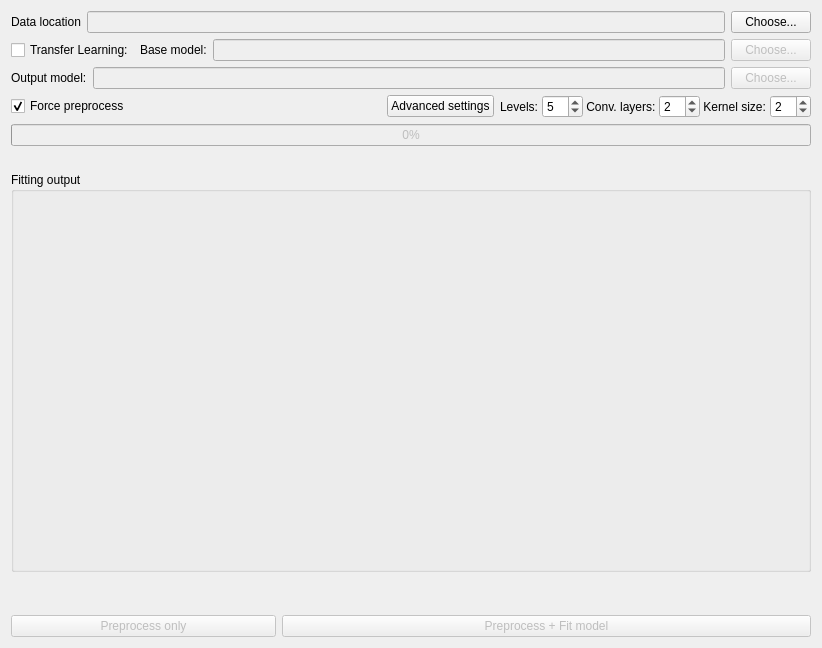
This is src/dafne_models/ui/ModelTrainer.ui in Div123-star/DAFNEABDOMEN as Qt 5 draws it before an edit. The edited form follows.
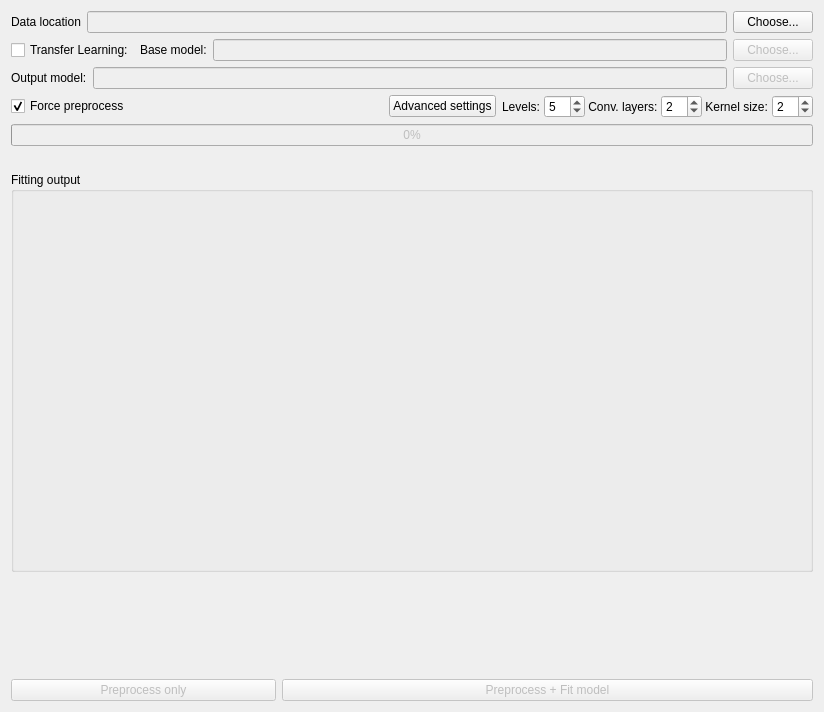
This is the edited form.

Patch:
```diff
--- a/src/dafne_models/ui/ModelTrainer.ui
+++ b/src/dafne_models/ui/ModelTrainer.ui
@@ -6,8 +6,8 @@
    <rect>
     <x>0</x>
     <y>0</y>
-    <width>818</width>
-    <height>648</height>
+    <width>824</width>
+    <height>712</height>
    </rect>
   </property>
   <property name="windowTitle">
```
